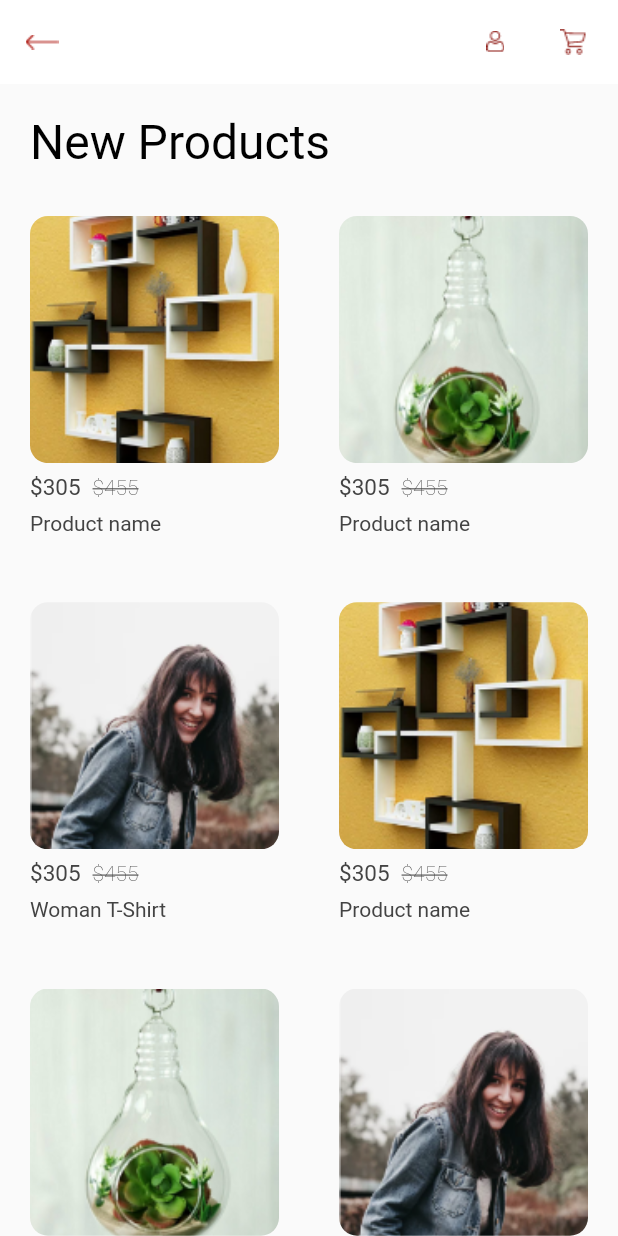
After one commit to priyeshstackapp/homesaaz, a Flutter app: the screen it shows after launch, after a tap on "See all", on a phone screen of 412 x 824 dp. The commit adds this screen. Run offline on Flutter 3.47's test engine with Material 2 defaults, Android fonts, the phone set to English and light mode, and no system bars; our stand-ins replace shared_preferences; Roboto replaces fonts that are missing (NeueFrutigerWorld).

Commit message:
SeeAllScreen

```diff
--- a/lib/common/common_route.dart
+++ b/lib/common/common_route.dart
@@ -2,6 +2,7 @@ import 'package:flutter/material.dart';
 import 'package:homesaaz/screen/forgot/forgot_password_screen.dart';
 import 'package:homesaaz/screen/home/home_screen.dart';
 import 'package:homesaaz/screen/login/login_screen.dart';
+import 'package:homesaaz/screen/seeall/seeall_screen.dart';
 import 'package:homesaaz/screen/signup/signup_screen.dart';
 
 // create two method with name replaceWith and goto
@@ -45,3 +46,13 @@ gotoHomeScreen(context) {
   Navigator.push(
       context, MaterialPageRoute(builder: (context) => HomeScreen()));
 }
+
+replaceWithSeeAllScreen(context,title) {
+  Navigator.pushReplacement(
+      context, MaterialPageRoute(builder: (context) => SeeAllScreen(title)));
+}
+
+gotoSeeAllScreen(context,title) {
+  Navigator.push(
+      context, MaterialPageRoute(builder: (context) => SeeAllScreen(title)));
+}
--- a/lib/common/common_widget.dart
+++ b/lib/common/common_widget.dart
@@ -1,6 +1,7 @@
 import 'package:flutter/material.dart';
 import 'package:homesaaz/app.dart';
 import 'package:homesaaz/common/colorres.dart';
+import 'package:homesaaz/common/common_route.dart';
 import 'package:homesaaz/screen/home/home_screen_view_model.dart';
 
 Widget gradientButton(context, {String title, bool isLoading}) {
@@ -154,10 +155,7 @@ Widget newTrendingAndFeaturedProducts(context,String title, HomeScreenViewModel
       Row(
         mainAxisAlignment: MainAxisAlignment.spaceBetween,
         children: <Widget>[
-          Expanded(
-            flex: 2,
-            child: Container(
-              alignment: Alignment.topLeft,
+          Container(
             padding: EdgeInsets.only(left: 25),
             child: Text(
               title,
@@ -168,11 +166,11 @@ Widget newTrendingAndFeaturedProducts(context,String title, HomeScreenViewModel
                   fontWeight: FontWeight.w400),
             ),
           ),
-          ),
-          Expanded(
-            flex: 1,
+          InkWell(
+            onTap: (){
+              gotoSeeAllScreen(context, title);
+            },
             child: Container(
-              alignment: Alignment.topRight,
               padding: EdgeInsets.only(right: 20),
               child: Text(
                 "See all",
--- a/lib/model/home_model.dart
+++ b/lib/model/home_model.dart
@@ -10,5 +10,4 @@ class HomeScreenModel {
   String productPriceAfter;
   String productName;
   String productUrl;
-
 }
--- /dev/null
+++ b/lib/screen/seeall/seeall_screen.dart
@@ -0,0 +1,124 @@
+import 'package:flutter/material.dart';
+import 'package:homesaaz/app.dart';
+import 'package:homesaaz/common/colorres.dart';
+import 'package:homesaaz/model/home_model.dart';
+import 'package:homesaaz/screen/seeall/seeall_screen_view_model.dart';
+
+class SeeAllScreen extends StatefulWidget {
+  final String title;
+
+  SeeAllScreen(this.title);
+
+  @override
+  SeeAllScreenState createState() => SeeAllScreenState();
+}
+
+class SeeAllScreenState extends State<SeeAllScreen> {
+  final GlobalKey<ScaffoldState> scaffoldKey = new GlobalKey<ScaffoldState>();
+
+  SeeAllScreenViewModel model;
+
+  @override
+  Widget build(BuildContext context) {
+    print("Current page --> $runtimeType");
+    model ?? (model = SeeAllScreenViewModel(this));
+
+    return Scaffold(
+      appBar: AppBar(
+        leading: InkWell(
+          child: Image.asset(
+            App.backIcon,
+            color: ColorRes.redColor,
+          ),
+          onTap: () => Navigator.pop(context),
+        ),
+        elevation: 0,
+        backgroundColor: ColorRes.primaryColor,
+        actions: [
+          InkWell(child: Image.asset(App.userIcon)),
+          Image.asset(App.cartIcon),
+        ],
+      ),
+      body: SingleChildScrollView(
+        child: Column(
+          crossAxisAlignment: CrossAxisAlignment.start,
+          children: [
+            Container(
+              margin: EdgeInsets.symmetric(horizontal: 20, vertical: 20),
+              child: Text(
+                widget.title,
+                style: TextStyle(fontSize: 32, color: ColorRes.textColor),
+              ),
+            ),
+            GridView.builder(
+              gridDelegate: SliverGridDelegateWithFixedCrossAxisCount(crossAxisCount: 2,childAspectRatio: 0.8),
+              shrinkWrap: true,
+              physics: NeverScrollableScrollPhysics(),
+              itemCount: model.newProductName.length,
+              itemBuilder: (context, index) {
+                HomeScreenModel product = model.newProductName[index];
+
+                return Container(
+                  padding: const EdgeInsets.symmetric(horizontal:20,vertical: 10),
+                  child: Column(
+                    children: <Widget>[
+                      ClipRRect(
+                        borderRadius: BorderRadius.circular(12),
+                        child: Image.asset(
+                          product.productUrl,
+                          fit: BoxFit.cover,
+                          height: MediaQuery.of(context).size.width/2.5,
+                          width: MediaQuery.of(context).size.width/2,
+                        ),
+                      ),
+                      Column(
+                        crossAxisAlignment: CrossAxisAlignment.start,
+                        children: [
+                          Row(
+                            children: [
+                              Text(
+                                product.productPriceAfter,
+                                style: new TextStyle(
+                                  fontSize: 15,
+                                  color: ColorRes.charcoal,
+                                  fontFamily: 'NeueFrutigerWorld',
+                                  fontWeight: FontWeight.w400,
+                                ),
+                              ),
+                              Padding(
+                                padding: const EdgeInsets.all(8.0),
+                                child: Text(
+                                  product.productPriceBefore,
+                                  style: TextStyle(
+                                    fontSize: 14,
+                                    color: ColorRes.charcoal,
+                                    fontFamily: 'NeueFrutigerWorld',
+                                    fontWeight: FontWeight.w200,
+                                    decoration: TextDecoration.lineThrough,
+                                  ),
+                                ),
+                              ),
+                            ],
+                          ),
+                          Text(
+                            product.productName,
+                            style: new TextStyle(
+                              color: ColorRes.charcoal,
+                              fontFamily: 'NeueFrutigerWorld',
+                              fontWeight: FontWeight.w400,
+                            ),
+                            maxLines: 2,
+                          ),
+                        ],
+                      ),
+                    ],
+                  ),
+                );
+              },
+            )
+          ],
+        ),
+      ),
+    );
+  }
+}
--- /dev/null
+++ b/lib/screen/seeall/seeall_screen_view_model.dart
@@ -0,0 +1,73 @@
+import 'package:homesaaz/common/util.dart';
+import 'package:homesaaz/model/home_model.dart';
+import 'package:homesaaz/screen/seeall/seeall_screen.dart';
+
+class SeeAllScreenViewModel{
+
+  SeeAllScreenState state;
+
+
+  SeeAllScreenViewModel(this.state){
+    newProductData();
+  }
+
+  List<HomeScreenModel> newProductName = [];
+
+  newProductData() {
+    newProductName.add(HomeScreenModel(
+      productPriceAfter: "\$305",
+      productPriceBefore: "\$455",
+      productName: "Product name",
+      productUrl:Utils.getAssetsHomeImg('product_name_first'),
+    ),);
+    newProductName.add(HomeScreenModel(
+      productPriceAfter: "\$305",
+      productPriceBefore: "\$455",
+      productName: "Product name",
+      productUrl:Utils.getAssetsHomeImg('product_name_second'),
+    ),);
+    newProductName.add(HomeScreenModel(
+      productPriceAfter: "\$305",
+      productPriceBefore: "\$455",
+      productName: "Woman T-Shirt",
+      productUrl:Utils.getAssetsHomeImg('product_name_third'),
+    ),);
+    newProductName.add(HomeScreenModel(
+      productPriceAfter: "\$305",
+      productPriceBefore: "\$455",
+      productName: "Product name",
+      productUrl:Utils.getAssetsHomeImg('product_name_first'),
+    ),);
+    newProductName.add(HomeScreenModel(
+      productPriceAfter: "\$305",
+      productPriceBefore: "\$455",
+      productName: "Product name",
+      productUrl:Utils.getAssetsHomeImg('product_name_second'),
+    ),);
+    newProductName.add(HomeScreenModel(
+      productPriceAfter: "\$305",
+      productPriceBefore: "\$455",
+      productName: "Woman T-Shirt",
+      productUrl:Utils.getAssetsHomeImg('product_name_third'),
+    ),);
+    newProductName.add(HomeScreenModel(
+      productPriceAfter: "\$305",
+      productPriceBefore: "\$455",
+      productName: "Product name",
+      productUrl:Utils.getAssetsHomeImg('product_name_first'),
+    ),);
+    newProductName.add(HomeScreenModel(
+      productPriceAfter: "\$305",
+      productPriceBefore: "\$455",
+      productName: "Product name",
+      productUrl:Utils.getAssetsHomeImg('product_name_second'),
+    ),);
+    newProductName.add(HomeScreenModel(
+      productPriceAfter: "\$305",
+      productPriceBefore: "\$455",
+      productName: "Woman T-Shirt",
+      productUrl:Utils.getAssetsHomeImg('product_name_third'),
+    ),);
+  }
+
+}
```
Lines whose indentation alone changed are shown as unchanged.
